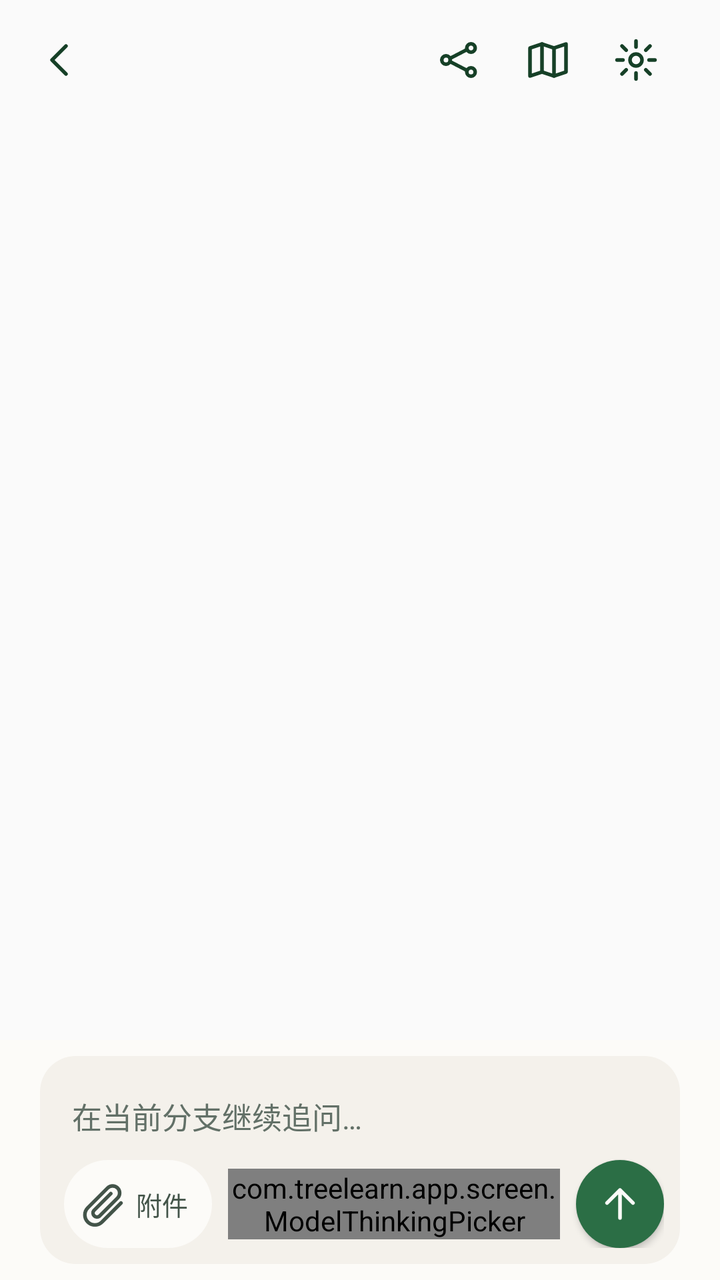
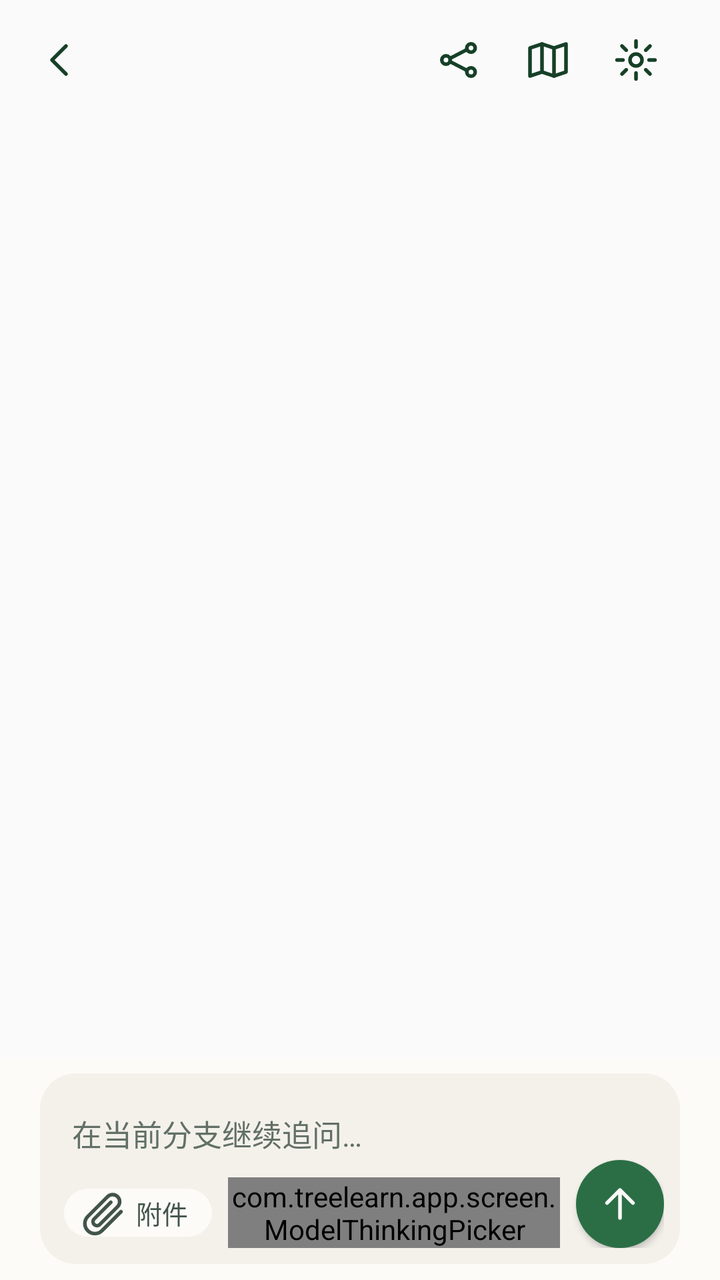

Compare the two renders of this Android layout. The source of the first and the diff that turns it into the second are given below.
<!-- AndroidManifest.xml: application theme Theme.TreeLearn -->
<!-- res/layout/screen_chat_body.xml -->
<?xml version="1.0" encoding="utf-8"?>
<LinearLayout xmlns:android="http://schemas.android.com/apk/res/android"
    android:id="@+id/chat_content"
    android:layout_width="match_parent"
    android:layout_height="match_parent"
    android:orientation="vertical">

    
    <LinearLayout
        android:id="@+id/chat_appbar"
        android:layout_width="match_parent"
        android:layout_height="wrap_content"
        android:gravity="center_vertical"
        android:orientation="horizontal"
        android:paddingStart="@dimen/space_s2"
        android:paddingEnd="@dimen/page_gutter"
        android:paddingTop="@dimen/space_s2">

        <ImageView
            android:id="@+id/chat_back"
            android:layout_width="@dimen/touch_min"
            android:layout_height="@dimen/touch_min"
            android:background="?android:attr/selectableItemBackgroundBorderless"
            android:contentDescription="@string/cd_chat_back"
            android:scaleType="centerInside"
            android:src="@drawable/ic_nav_back"
            android:tint="@color/tl_green_deep" />

        <TextView
            android:id="@+id/chat_title"
            android:layout_width="0dp"
            android:layout_height="wrap_content"
            android:layout_marginStart="@dimen/space_s2"
            android:layout_weight="1"
            android:ellipsize="end"
            android:maxLines="1"
            android:textColor="@color/tl_ink"
            android:textSize="@dimen/text_h2"
            android:textStyle="bold" />

        <ImageView
            android:id="@+id/chat_nav"
            android:layout_width="@dimen/touch_min"
            android:layout_height="@dimen/touch_min"
            android:background="?android:attr/selectableItemBackgroundBorderless"
            android:contentDescription="@string/cd_chat_nav"
            android:scaleType="centerInside"
            android:src="@drawable/ic_nav_tree"
            android:tint="@color/tl_green_deep" />

        <ImageView
            android:id="@+id/chat_overview"
            android:layout_width="@dimen/touch_min"
            android:layout_height="@dimen/touch_min"
            android:background="?android:attr/selectableItemBackgroundBorderless"
            android:contentDescription="@string/cd_chat_overview"
            android:scaleType="centerInside"
            android:src="@drawable/ic_chat_overview"
            android:tint="@color/tl_green_deep" />

        <ImageView
            android:id="@+id/chat_settings"
            android:layout_width="@dimen/touch_min"
            android:layout_height="@dimen/touch_min"
            android:background="?android:attr/selectableItemBackgroundBorderless"
            android:contentDescription="@string/cd_chat_settings"
            android:scaleType="centerInside"
            android:src="@drawable/ic_chat_gear"
            android:tint="@color/tl_green_deep" />
    </LinearLayout>

    
    <TextView
        android:id="@+id/chat_notice"
        android:layout_width="match_parent"
        android:layout_height="wrap_content"
        android:layout_marginStart="@dimen/page_gutter"
        android:layout_marginTop="@dimen/space_s2"
        android:layout_marginEnd="@dimen/page_gutter"
        android:textColor="@color/tl_red"
        android:textSize="@dimen/text_sm"
        android:visibility="gone" />

    
    <FrameLayout android:layout_width="match_parent" android:layout_height="0dp"
        android:layout_weight="1">

        <ScrollView
            android:id="@+id/chat_scroll"
            android:layout_width="match_parent"
            android:layout_height="match_parent"
            android:fillViewport="true">

        <LinearLayout
            android:layout_width="match_parent"
            android:layout_height="wrap_content"
            android:orientation="vertical"
            android:paddingStart="@dimen/page_gutter"
            android:paddingEnd="@dimen/page_gutter"
            android:paddingBottom="@dimen/space_s4">

        
        <LinearLayout
            android:id="@+id/chat_source_card"
            android:layout_width="match_parent"
            android:layout_height="wrap_content"
            android:layout_marginBottom="@dimen/space_s2"
            android:background="@color/tl_green_faint"
            android:orientation="vertical"
            android:visibility="gone">

            <LinearLayout
                android:id="@+id/chat_source_header"
                android:layout_width="match_parent"
                android:layout_height="wrap_content"
                android:background="?android:attr/selectableItemBackground"
                android:gravity="center_vertical"
                android:minHeight="@dimen/touch_min"
                android:orientation="horizontal"
                android:paddingStart="@dimen/page_gutter"
                android:paddingTop="@dimen/space_s2"
                android:paddingEnd="@dimen/page_gutter"
                android:paddingBottom="@dimen/space_s2">

                <TextView
                    android:id="@+id/chat_source_label"
                    android:layout_width="wrap_content"
                    android:layout_height="wrap_content"
                    android:layout_marginEnd="@dimen/space_s2"
                    android:text="@string/source_card_title"
                    android:textColor="@color/tl_green_deep"
                    android:textSize="@dimen/text_cap"
                    android:textStyle="bold" />

                <TextView
                    android:id="@+id/chat_source_summary"
                    android:layout_width="0dp"
                    android:layout_height="wrap_content"
                    android:layout_weight="1"
                    android:ellipsize="end"
                    android:maxLines="2"
                    android:textColor="@color/tl_ink2"
                    android:textSize="@dimen/text_cap" />

                <TextView
                    android:id="@+id/chat_source_toggle"
                    android:layout_width="wrap_content"
                    android:layout_height="wrap_content"
                    android:layout_marginStart="@dimen/space_s2"
                    android:textColor="@color/tl_green_deep"
                    android:textSize="@dimen/text_cap" />
            </LinearLayout>

            <LinearLayout
                android:id="@+id/chat_source_history"
                android:layout_width="match_parent"
                android:layout_height="wrap_content"
                android:orientation="vertical"
                android:paddingBottom="@dimen/space_s2"
                android:visibility="gone" />
        </LinearLayout>

        <LinearLayout
            android:id="@+id/chat_messages"
                android:layout_width="match_parent"
                android:layout_height="wrap_content"
                android:orientation="vertical" />

            <TextView
                android:id="@+id/chat_loading"
                android:layout_width="match_parent"
                android:layout_height="wrap_content"
                android:layout_marginTop="@dimen/space_s4"
                android:text="@string/chat_loading"
                android:textColor="@color/tl_ink3"
                android:textSize="@dimen/text_sm"
                android:visibility="gone" />

            <TextView
                android:id="@+id/chat_error"
                android:layout_width="match_parent"
                android:layout_height="wrap_content"
                android:layout_marginTop="@dimen/space_s4"
                android:text="@string/chat_error"
                android:textColor="@color/tl_red"
                android:textSize="@dimen/text_sm"
                android:visibility="gone" />


        </LinearLayout>
    </ScrollView>

        
        <Button android:id="@+id/chat_follow" android:layout_width="wrap_content"
            android:layout_height="wrap_content" android:layout_gravity="bottom|center_horizontal"
            android:layout_marginBottom="@dimen/space_s3" android:background="@drawable/bg_pill"
            android:backgroundTint="@color/tl_surface" android:elevation="@dimen/space_s1"
            android:minHeight="@dimen/touch_min" android:paddingStart="@dimen/space_s3"
            android:paddingEnd="@dimen/space_s3" android:text="@string/chat_back_to_latest"
            android:textColor="@color/tl_green_deep" android:textSize="@dimen/text_sm"
            android:visibility="gone" />
    </FrameLayout>

    
    <LinearLayout
        android:id="@+id/chat_quote_row"
        android:layout_width="match_parent"
        android:layout_height="wrap_content"
        android:background="@color/tl_green_faint"
        android:gravity="center_vertical"
        android:orientation="horizontal"
        android:paddingStart="@dimen/page_gutter"
        android:paddingEnd="@dimen/space_s2"
        android:visibility="gone">

        <TextView
            android:id="@+id/chat_quote_text"
            android:layout_width="0dp"
            android:layout_height="wrap_content"
            android:layout_weight="1"
            android:ellipsize="end"
            android:maxLines="2"
            android:paddingTop="@dimen/space_s2"
            android:paddingBottom="@dimen/space_s2"
            android:textColor="@color/tl_ink2"
            android:textSize="@dimen/text_sm" />

        <ImageView
            android:id="@+id/chat_quote_clear"
            android:layout_width="@dimen/touch_min"
            android:layout_height="@dimen/touch_min"
            android:background="?android:attr/selectableItemBackgroundBorderless"
            android:contentDescription="@string/cd_chat_quote_clear"
            android:scaleType="centerInside"
            android:src="@drawable/ic_chat_close"
            android:tint="@color/tl_ink2" />
    </LinearLayout>

    
    <LinearLayout
        android:id="@+id/chat_attach_row"
        android:layout_width="match_parent"
        android:layout_height="wrap_content"
        android:background="@color/tl_green_faint"
        android:gravity="center_vertical"
        android:orientation="horizontal"
        android:paddingStart="@dimen/page_gutter"
        android:paddingEnd="@dimen/space_s2"
        android:visibility="gone">

        <TextView
            android:id="@+id/chat_attach_text"
            android:layout_width="0dp"
            android:layout_height="wrap_content"
            android:layout_weight="1"
            android:ellipsize="end"
            android:maxLines="2"
            android:paddingTop="@dimen/space_s2"
            android:paddingBottom="@dimen/space_s2"
            android:textColor="@color/tl_ink2"
            android:textSize="@dimen/text_sm" />

        <ImageView
            android:id="@+id/chat_attach_clear"
            android:layout_width="@dimen/touch_min"
            android:layout_height="@dimen/touch_min"
            android:background="?android:attr/selectableItemBackgroundBorderless"
            android:contentDescription="@string/cd_chat_attachment_remove"
            android:scaleType="centerInside"
            android:src="@drawable/ic_chat_close"
            android:tint="@color/tl_ink2" />
    </LinearLayout>

    
    <LinearLayout
        android:id="@+id/chat_composer"
        android:layout_width="match_parent"
        android:layout_height="wrap_content"
        android:background="@color/tl_surface"
        android:orientation="vertical"
        android:paddingStart="@dimen/page_gutter"
        android:paddingTop="@dimen/space_s2"
        android:paddingEnd="@dimen/page_gutter"
        android:paddingBottom="@dimen/space_s2">

        <LinearLayout
            android:id="@+id/chat_composer_card"
            android:layout_width="match_parent"
            android:layout_height="wrap_content"
            android:background="@drawable/bg_composer_inner"
            android:gravity="bottom"
            android:orientation="horizontal"
            android:paddingStart="@dimen/space_s3"
            android:paddingTop="@dimen/space_s2"
            android:paddingEnd="@dimen/space_s2"
            android:paddingBottom="@dimen/space_s2">

            <LinearLayout
                android:layout_width="0dp"
                android:layout_height="wrap_content"
                android:layout_weight="1"
                android:orientation="vertical">

                <EditText
                    android:id="@+id/chat_draft"
                    android:layout_width="match_parent"
                    android:layout_height="wrap_content"
                    android:background="@null"
                    android:hint="@string/chat_draft_hint"
                    android:imeOptions="actionSend"
                    android:inputType="textCapSentences|textMultiLine"
                    android:maxLines="4"
                    android:minHeight="@dimen/touch_min"
                    android:paddingStart="@dimen/space_s1"
                    android:paddingEnd="@dimen/space_s1"
                    android:textColor="@color/tl_ink"
                    android:textColorHint="@color/tl_ink3"
                    android:textSize="@dimen/text_body" />

                <LinearLayout
                    android:layout_width="match_parent"
                    android:layout_height="wrap_content"
                    android:gravity="center_vertical"
                    android:orientation="horizontal">

                    
                    <ImageView
                        android:id="@+id/chat_expand"
                        android:layout_width="@dimen/touch_min"
                        android:layout_height="@dimen/touch_min"
                        android:background="?android:attr/selectableItemBackgroundBorderless"
                        android:contentDescription="@string/cd_chat_fullscreen_edit"
                        android:scaleType="centerInside"
                        android:src="@drawable/ic_chat_expand"
                        android:tint="@color/tl_ink3"
                        android:visibility="gone" />

                    
                    <TextView
                        android:id="@+id/chat_attach"
                        android:layout_width="wrap_content"
                        android:layout_height="@dimen/touch_min"
                        android:background="@drawable/bg_pill"
                        android:backgroundTint="@color/tl_surface"
                        android:contentDescription="@string/cd_chat_attach"
                        android:drawableStart="@drawable/ic_chat_attach"
                        android:drawablePadding="@dimen/space_s1"
                        android:drawableTint="@color/tl_ink2"
                        android:gravity="center"
                        android:paddingStart="@dimen/space_s2"
                        android:paddingEnd="@dimen/space_s3"
                        android:text="@string/chat_attach_label"
                        android:textColor="@color/tl_ink2"
                        android:textSize="@dimen/text_sm" />

                    <TextView
                        android:id="@+id/chat_search_chip"
                        android:layout_width="wrap_content"
                        android:layout_height="wrap_content"
                        android:layout_marginStart="@dimen/space_s2"
                        android:background="@drawable/bg_pill"
                        android:backgroundTint="@color/tl_surface"
                        android:contentDescription="@string/cd_chat_search_chip"
                        android:gravity="center"
                        android:minHeight="@dimen/touch_min"
                        android:paddingStart="@dimen/space_s3"
                        android:paddingEnd="@dimen/space_s3"
                        android:text="@string/chat_search_chip"
                        android:textColor="@color/tl_ink3"
                        android:textSize="@dimen/text_sm"
                        android:visibility="gone" />

                    <com.treelearn.app.screen.ModelThinkingPicker
                        android:id="@+id/chat_model_chip"
                        android:layout_width="wrap_content"
                        android:layout_height="wrap_content"
                        android:layout_marginStart="@dimen/space_s2" />

                    <ImageButton
                        android:id="@+id/chat_voice"
                        android:layout_width="@dimen/touch_min"
                        android:layout_height="@dimen/touch_min"
                        android:layout_marginStart="@dimen/space_s2"
                        android:background="?android:attr/selectableItemBackgroundBorderless"
                        android:contentDescription="@string/cd_chat_voice"
                        android:scaleType="centerInside"
                        android:src="@drawable/ic_chat_voice"
                        android:tint="@color/tl_ink2"
                        android:visibility="gone" />
                </LinearLayout>
            </LinearLayout>

            
            <Button
                android:id="@+id/chat_send"
                android:layout_width="@dimen/touch_min"
                android:layout_height="@dimen/touch_min"
                android:layout_marginStart="@dimen/space_s2"
                android:background="@drawable/bg_send_fab"
                android:contentDescription="@string/cd_chat_send"
                android:drawableStart="@drawable/ic_chat_send"
                android:drawablePadding="0dp"
                android:drawableTint="@color/tl_surface"
                android:paddingStart="10dp"
                android:paddingEnd="10dp"
                android:text=""
                android:textColor="@color/tl_surface"
                android:textSize="@dimen/text_sm" />
        </LinearLayout>
    </LinearLayout>
</LinearLayout>
<!-- resources referenced by this layout -->
<resources>
  <color name="tl_green_deep">#164027</color>
  <color name="tl_green_faint">#F0F7F1</color>
  <color name="tl_ink">#16241C</color>
  <color name="tl_ink2">#435449</color>
  <color name="tl_ink3">#627067</color>
  <color name="tl_red">#C0392B</color>
  <color name="tl_surface">#FCFBF8</color>
  <dimen name="page_gutter">20dp</dimen>
  <dimen name="space_s1">4dp</dimen>
  <dimen name="space_s2">8dp</dimen>
  <dimen name="space_s3">12dp</dimen>
  <dimen name="space_s4">16dp</dimen>
  <dimen name="text_body">15sp</dimen>
  <dimen name="text_cap">11sp</dimen>
  <dimen name="text_h2">16sp</dimen>
  <dimen name="text_sm">13sp</dimen>
  <dimen name="touch_min">44dp</dimen>
  <!-- drawable bg_composer_inner (drawable) -->
  <?xml version="1.0" encoding="utf-8"?>
  <shape xmlns:android="http://schemas.android.com/apk/res/android"
      android:shape="rectangle">
      <solid android:color="@color/tl_bg" />
      <corners android:radius="@dimen/radius_lg" />
  </shape>
  <!-- drawable bg_pill (drawable) -->
  <?xml version="1.0" encoding="utf-8"?>
  <shape xmlns:android="http://schemas.android.com/apk/res/android" android:shape="rectangle">
      <solid android:color="@color/tl_surface" />
      <corners android:radius="@dimen/radius_full" />
  </shape>
  <!-- drawable ic_chat_close (drawable) -->
  <?xml version="1.0" encoding="utf-8"?>
  <vector xmlns:android="http://schemas.android.com/apk/res/android"
      android:width="24dp"
      android:height="24dp"
      android:viewportWidth="24"
      android:viewportHeight="24">
      <path
          android:pathData="M6 6l12 12M18 6 6 18"
          android:strokeColor="#FF212121"
          android:strokeWidth="1.8"
          android:strokeLineCap="round"
          android:strokeLineJoin="round" />
  </vector>
  <!-- drawable ic_chat_expand (drawable) -->
  <?xml version="1.0" encoding="utf-8"?>
  <vector xmlns:android="http://schemas.android.com/apk/res/android"
      android:width="24dp"
      android:height="24dp"
      android:viewportWidth="24"
      android:viewportHeight="24">
      <path
          android:fillColor="@android:color/white"
          android:pathData="M7,14H5v5h5v-2H7v-3zM5,10h2V7h3V5H5v5zM17,14h-2v3h-3v2h5v-5zM14,5v2h3v3h2V5h-5z" />
  </vector>
  <!-- drawable ic_nav_back (drawable) -->
  <?xml version="1.0" encoding="utf-8"?>
  <vector xmlns:android="http://schemas.android.com/apk/res/android"
      android:width="24dp"
      android:height="24dp"
      android:viewportWidth="24"
      android:viewportHeight="24">
      <path
          android:pathData="M15 5l-7 7 7 7"
          android:strokeColor="#FF212121"
          android:strokeWidth="1.8"
          android:strokeLineCap="round"
          android:strokeLineJoin="round" />
  </vector>
  <string name="cd_chat_attach">添加附件</string>
  <string name="cd_chat_attachment_remove">移除附件</string>
  <string name="cd_chat_back">返回</string>
  <string name="cd_chat_fullscreen_edit">全屏编辑</string>
  <string name="cd_chat_nav">分支导航</string>
  <string name="cd_chat_overview">树状总览</string>
  <string name="cd_chat_quote_clear">取消引用</string>
  <string name="cd_chat_search_chip">联网搜索开关</string>
  <string name="cd_chat_send">发送</string>
  <string name="cd_chat_settings">设置</string>
  <string name="cd_chat_voice">按住说话</string>
  <string name="chat_attach_label">附件</string>
  <string name="chat_back_to_latest">回到最新</string>
  <string name="chat_draft_hint">在当前分支继续追问…</string>
  <string name="chat_error">这段对话暂时读不出来，稍后重试即可。</string>
  <string name="chat_loading">正在读取这段对话…</string>
  <string name="chat_search_chip">联网</string>
  <string name="source_card_title">来源</string>
  <color name="tl_bg">#F4F1EB</color>
  <dimen name="radius_lg">18dp</dimen>
  <dimen name="radius_full">99dp</dimen>
  <color name="tl_line">#E2DFD6</color>
  <color name="tl_green">#2B6E45</color>
  <!-- unchanged entries left out for length: 8 -->
</resources>

<!-- the commit's change to res/layout/screen_chat_body.xml (unified diff, before → after) -->
@@ -339,7 +339,7 @@
                     <TextView
                         android:id="@+id/chat_attach"
                         android:layout_width="wrap_content"
-                        android:layout_height="@dimen/touch_min"
+                        android:layout_height="wrap_content"
                         android:background="@drawable/bg_pill"
                         android:backgroundTint="@color/tl_surface"
                         android:contentDescription="@string/cd_chat_attach"
